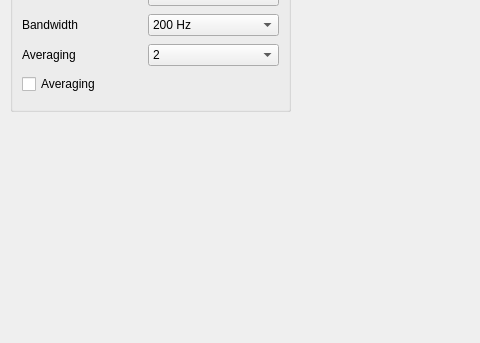
Qt form mainwindow.ui (derlucae98/8751A_loop_gain_phase_gui) before a commit; both pictures show x 0 to 480 and y 257 to 600 of the 800 by 600 pixel window.
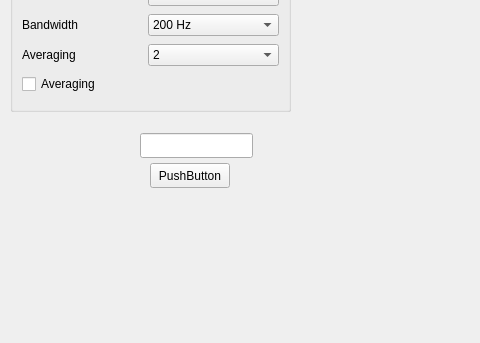
The same form after that commit.

```diff
--- a/mainwindow.ui
+++ b/mainwindow.ui
@@ -436,6 +436,29 @@
      </item>
     </layout>
    </widget>
+   <widget class="QPushButton" name="pushButton">
+    <property name="geometry">
+     <rect>
+      <x>150</x>
+      <y>420</y>
+      <width>80</width>
+      <height>25</height>
+     </rect>
+    </property>
+    <property name="text">
+     <string>PushButton</string>
+    </property>
+   </widget>
+   <widget class="QLineEdit" name="lineEdit">
+    <property name="geometry">
+     <rect>
+      <x>140</x>
+      <y>390</y>
+      <width>113</width>
+      <height>25</height>
+     </rect>
+    </property>
+   </widget>
   </widget>
   <widget class="QMenuBar" name="menubar">
    <property name="geometry">
```
Left out of the diff: 2 changed lines with no effect on the pictures.
